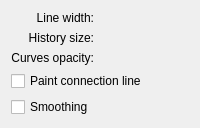
Old version of the form plugins/paintops/curvebrush/wdgcurveoptions.ui in the repository KDE/krita.
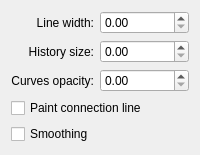
New version of the form. Custom widgets are drawn as their Qt base class.

Commit message:
ui: Fix Designer not rendering KisDoubleSliderSpinBox as QDoubleSpinBox
Part-of: <https://invent.kde.org/graphics/krita/-/merge_requests/1742>

Patch:
```diff
--- a/plugins/paintops/curvebrush/wdgcurveoptions.ui
+++ b/plugins/paintops/curvebrush/wdgcurveoptions.ui
@@ -78,7 +78,7 @@
  <customwidgets>
   <customwidget>
    <class>KisDoubleSliderSpinBox</class>
-   <extends>QWidget</extends>
+   <extends>QDoubleSpinBox</extends>
    <header>kis_slider_spin_box.h</header>
    <container>1</container>
   </customwidget>
```
The commit also changes 54 other files.
